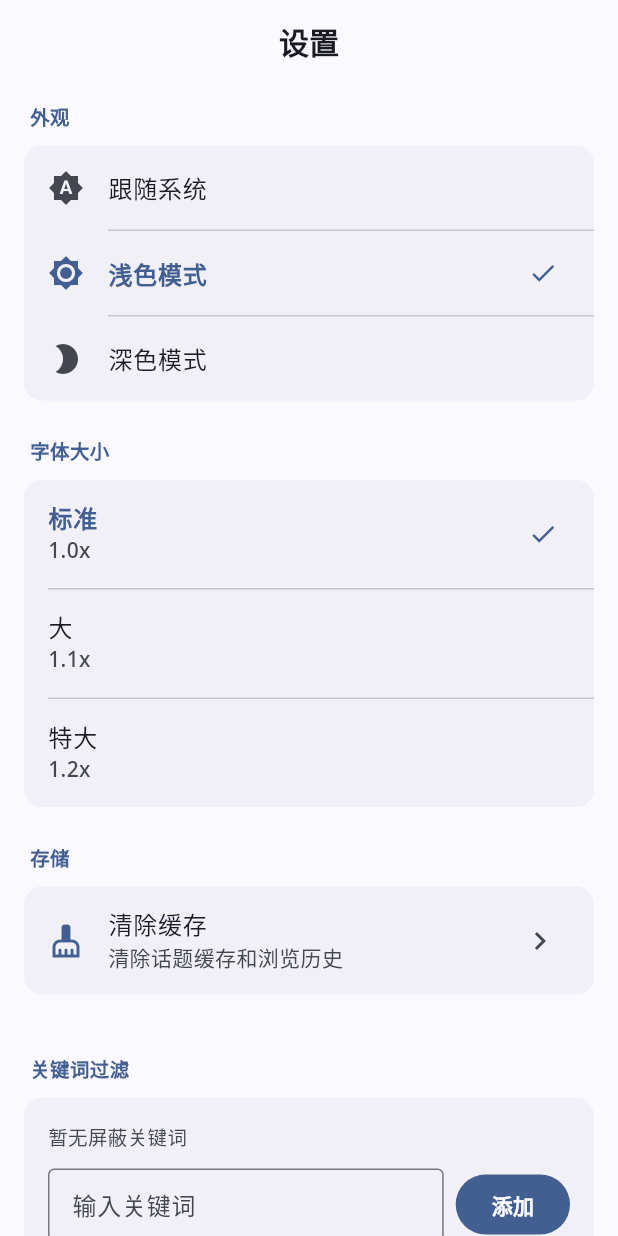
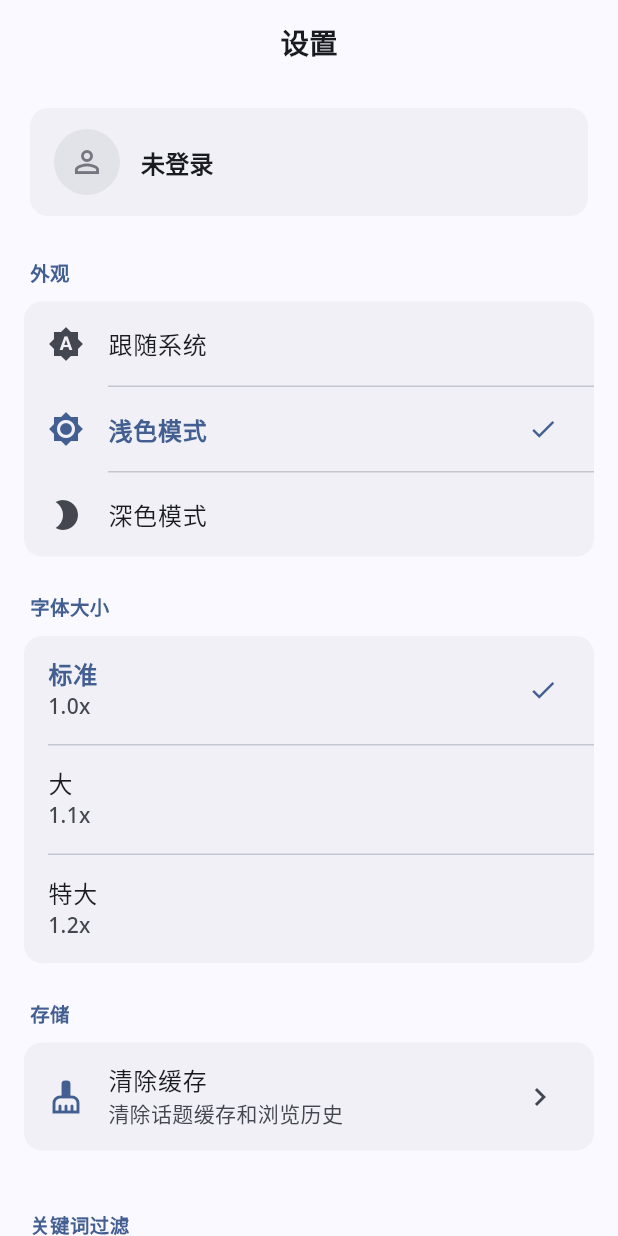
Before and after one commit to Li-Qifeng/fluxex, a Flutter app: the SettingsScreen screen opened by its route, after a tap on "浅色模式", on a phone screen of 412 x 824 dp. Run offline on Flutter 3.47's test engine with Material 3 defaults, Android fonts, the phone set to English and light mode, and no system bars; drawn by our look-alikes of dynamic_color; our stand-ins replace cached_network_image, cookie_jar, dio, dio_cookie_manager, emoji_picker_flutter, file_picker and 13 more; missing offline and left inert: flutter_displaymode, flutter_inappwebview, liquid_glass_widgets; accounts and stored records are empty; network calls fail.

Commit message:
fix: 5项核心体验修复
- g1: Dock栏tabWidth改为null(expand模式)居中铺满
- g2: 全局AppBar透明+topic_detail/home高端口毛玻璃backdrop filter
- g3: 楼层跳转兜底方案(比例估算+延迟重试ensureVisible)
- g4: 设置页面顶部显示登录用户信息卡片+退出按钮
- g5: Dock液态玻璃参数调优(thin28/blur16/低色差)

```diff
--- a/lib/app.dart
+++ b/lib/app.dart
@@ -174,8 +174,14 @@ class _V2exAppState extends ConsumerState<V2exApp> {
     return base.copyWith(
       textTheme: textTheme,
       appBarTheme: base.appBarTheme.copyWith(
+        centerTitle: true,
+        elevation: 0,
+        scrolledUnderElevation: 0,
+        backgroundColor: colorScheme.surface.withValues(alpha: 0.0),
+        surfaceTintColor: Colors.transparent,
+        shadowColor: Colors.transparent,
         titleTextStyle: GoogleFonts.notoSans(
-          fontSize: 20,
+          fontSize: 19,
           fontWeight: FontWeight.w600,
           color: colorScheme.onSurface,
         ),
@@ -245,6 +251,7 @@ class ScaffoldWithNavBar extends ConsumerWidget {
     if (location.startsWith('/profile')) currentIndex = 3;
 
     return Scaffold(
+      extendBody: true,
       body: ConstrainedContent(child: child),
       bottomNavigationBar: GlassBottomBar(
         selectedIndex: currentIndex,
@@ -256,40 +263,40 @@ class ScaffoldWithNavBar extends ConsumerWidget {
             case 3: context.go('/profile');
           }
         },
-        tabWidth: 64,
-        barHeight: 64,
-        barBorderRadius: 28,
-        horizontalPadding: 12,
-        verticalPadding: 8,
+        tabWidth: null,
+        barHeight: 60,
+        barBorderRadius: 32,
+        horizontalPadding: 16,
+        verticalPadding: 10,
         enableBlend: true,
-        blendAmount: 16,
+        blendAmount: 12,
         showIndicator: true,
-        indicatorExpansion: 12,
-        magnification: 1.12,
-        innerBlur: 0.8,
+        indicatorExpansion: 8,
+        magnification: 1.08,
+        innerBlur: 1.5,
         maskingQuality: MaskingQuality.high,
         interactionBehavior: GlassInteractionBehavior.full,
-        pressScale: 1.08,
+        pressScale: 1.04,
         settings: const LiquidGlassSettings(
-          thickness: 42,
-          blur: 6,
-          refractiveIndex: 1.5,
-          chromaticAberration: 0.25,
-          lightIntensity: 0.85,
-          saturation: 0.9,
-          ambientStrength: 1.2,
-          lightAngle: 2.356,
-          glassColor: Color.from(alpha: 0.08, red: 1, green: 1, blue: 1),
+          thickness: 28,
+          blur: 16,
+          refractiveIndex: 1.45,
+          chromaticAberration: 0.06,
+          lightIntensity: 0.45,
+          saturation: 0.85,
+          ambientStrength: 0.25,
+          lightAngle: 2.5,
+          glassColor: Color.from(alpha: 0.18, red: 1, green: 1, blue: 1),
         ),
         indicatorSettings: const LiquidGlassSettings(
-          glassColor: Color.from(alpha: 0.22, red: 1, green: 1, blue: 1),
-          saturation: 1.8,
-          refractiveIndex: 1.15,
-          thickness: 20,
-          lightIntensity: 2.5,
-          chromaticAberration: 0.45,
-          blur: 0,
-          lightAngle: 2.356,
+          glassColor: Color.from(alpha: 0.35, red: 1, green: 1, blue: 1),
+          saturation: 1.4,
+          refractiveIndex: 1.25,
+          thickness: 22,
+          lightIntensity: 1.8,
+          chromaticAberration: 0.15,
+          blur: 2,
+          lightAngle: 2.5,
         ),
         tabs: [
           GlassBottomBarTab(
--- a/lib/screens/home_screen.dart
+++ b/lib/screens/home_screen.dart
@@ -1,6 +1,7 @@
+import 'dart:ui';
 import 'package:flutter/material.dart';
+import 'package:flutter_riverpod/flutter_riverpod.dart';
 import 'package:flutter/services.dart';
-import 'package:flutter_riverpod/flutter_riverpod.dart';
 import 'package:go_router/go_router.dart';
 import 'package:liquid_glass_widgets/liquid_glass_widgets.dart';
 import '../models/topic_list_result.dart';
@@ -127,6 +128,9 @@ class _HomeScreenState extends ConsumerState<HomeScreen>
             return EmptyState(onRetry: onRefresh);
           }
           return ListView.builder(
+            padding: EdgeInsets.only(
+              top: MediaQuery.paddingOf(context).top + kToolbarHeight + 48,
+            ),
             itemCount: filteredTopics.length + (result.fromCache ? 1 : 0) + 1,
             itemBuilder: (context, index) {
               if (result.fromCache && index == 0) {
@@ -189,6 +193,7 @@ class _HomeScreenState extends ConsumerState<HomeScreen>
         }
       },
       child: Scaffold(
+        extendBodyBehindAppBar: true,
         appBar: AppBar(
           title: const Text('V2EX'),
           centerTitle: true,
@@ -238,6 +243,22 @@ class _HomeScreenState extends ConsumerState<HomeScreen>
               ),
             ),
           ),
+          flexibleSpace: ClipRect(
+            child: BackdropFilter(
+              filter: ImageFilter.blur(sigmaX: 18, sigmaY: 18),
+              child: Container(
+                decoration: BoxDecoration(
+                  color: Theme.of(context).colorScheme.surface.withValues(alpha: 0.55),
+                  border: Border(
+                    bottom: BorderSide(
+                      color: Theme.of(context).colorScheme.outline.withValues(alpha: 0.1),
+                      width: 0.5,
+                    ),
+                  ),
+                ),
+              ),
+            ),
+          ),
         ),
         body: RefreshIndicator(
           onRefresh: () async {
--- a/lib/screens/settings_screen.dart
+++ b/lib/screens/settings_screen.dart
@@ -1,6 +1,7 @@
 import 'package:flutter/material.dart';
 import 'package:flutter_riverpod/flutter_riverpod.dart';
 import 'package:package_info_plus/package_info_plus.dart';
+import '../providers/auth_provider.dart';
 import '../providers/settings_provider.dart';
 import '../utils/app_toast.dart';
 import '../utils/db_helper.dart';
@@ -34,6 +35,66 @@ class _SettingsScreenState extends ConsumerState<SettingsScreen> {
       ),
       body: ListView(
         children: [
+          // 用户信息卡片
+          Consumer(
+            builder: (context, ref, child) {
+              final auth = ref.watch(authProvider);
+              return Padding(
+                padding: const EdgeInsets.fromLTRB(16, 12, 16, 4),
+                child: Card(
+                  elevation: 0,
+                  color: cs.surfaceContainerHighest.withValues(alpha: 0.4),
+                  child: Padding(
+                    padding: const EdgeInsets.symmetric(horizontal: 16, vertical: 14),
+                    child: Row(
+                      children: [
+                        CircleAvatar(
+                          radius: 22,
+                          backgroundColor: auth.isLoggedIn ? cs.primaryContainer : cs.surfaceContainerHighest,
+                          child: Icon(
+                            auth.isLoggedIn ? Icons.person : Icons.person_outline,
+                            color: auth.isLoggedIn ? cs.onPrimaryContainer : cs.outline,
+                          ),
+                        ),
+                        const SizedBox(width: 14),
+                        Expanded(
+                          child: Column(
+                            crossAxisAlignment: CrossAxisAlignment.start,
+                            children: [
+                              Text(
+                                auth.isLoggedIn ? (auth.username ?? '已登录') : '未登录',
+                                style: Theme.of(context).textTheme.titleMedium?.copyWith(
+                                  fontWeight: FontWeight.w600,
+                                ),
+                              ),
+                              if (auth.username != null)
+                                Text(
+                                  auth.username!,
+                                  style: TextStyle(
+                                    fontSize: 13,
+                                    color: cs.onSurfaceVariant,
+                                  ),
+                                ),
+                            ],
+                          ),
+                        ),
+                        if (auth.isLoggedIn)
+                          IconButton(
+                            icon: const Icon(Icons.logout, size: 20),
+                            color: cs.error,
+                            onPressed: () {
+                              ref.read(authProvider.notifier).logout();
+                              AppToast.success(context, '已退出登录');
+                            },
+                          ),
+                      ],
+                    ),
+                  ),
+                ),
+              );
+            },
+          ),
+          const SizedBox(height: 8),
           // 主题模式
           _SectionTitle(title: '外观', colorScheme: cs),
           Card(
--- a/lib/screens/topic_detail_screen.dart
+++ b/lib/screens/topic_detail_screen.dart
@@ -1,5 +1,6 @@
 import 'dart:async';
 import 'dart:io' show Directory, File;
+import 'dart:ui';
 import 'package:flutter/material.dart';
 import 'package:flutter/cupertino.dart';
 import 'package:flutter_riverpod/flutter_riverpod.dart';
@@ -390,6 +391,29 @@ class _TopicDetailScreenState extends ConsumerState<TopicDetailScreen> {
         curve: Curves.easeInOut,
         alignment: 0.1,
       );
+      return;
+    }
+
+    // Fallback: proportional scroll estimation + retry after build
+    final maxExtent = _scrollController.position.maxScrollExtent;
+    final estimated = ((floor - 1) / _totalReplies) * maxExtent;
+    await _scrollController.animateTo(
+      estimated.clamp(0.0, maxExtent),
+      duration: const Duration(milliseconds: 300),
+      curve: Curves.easeInOut,
+    );
+
+    // Wait for target item to be built by SliverList, then precisely position
+    await Future.delayed(const Duration(milliseconds: 250));
+    if (!mounted) return;
+    final retryKey = _replyKeys[floor];
+    if (retryKey?.currentContext != null) {
+      await Scrollable.ensureVisible(
+        retryKey!.currentContext!,
+        duration: const Duration(milliseconds: 200),
+        curve: Curves.easeInOut,
+        alignment: 0.1,
+      );
     }
   }
 
@@ -598,6 +622,7 @@ class _TopicDetailScreenState extends ConsumerState<TopicDetailScreen> {
     final repliesAsync = ref.watch(topicRepliesProvider(widget.topicId));
 
     return Scaffold(
+      extendBodyBehindAppBar: true,
       appBar: AppBar(
         title: _isSearching
             ? TextField(
@@ -742,6 +767,22 @@ class _TopicDetailScreenState extends ConsumerState<TopicDetailScreen> {
               },
             ),
         ],
+        flexibleSpace: ClipRect(
+          child: BackdropFilter(
+            filter: ImageFilter.blur(sigmaX: 18, sigmaY: 18),
+            child: Container(
+              decoration: BoxDecoration(
+                color: Theme.of(context).colorScheme.surface.withValues(alpha: 0.55),
+                border: Border(
+                  bottom: BorderSide(
+                    color: Theme.of(context).colorScheme.outline.withValues(alpha: 0.1),
+                    width: 0.5,
+                  ),
+                ),
+              ),
+            ),
+          ),
+        ),
       ),
       body: topicAsync.when(
         data: (topic) {
@@ -756,6 +797,11 @@ class _TopicDetailScreenState extends ConsumerState<TopicDetailScreen> {
             child: CustomScrollView(
               controller: _scrollController,
               slivers: [
+                SliverToBoxAdapter(
+                  child: SizedBox(
+                    height: MediaQuery.paddingOf(context).top + kToolbarHeight,
+                  ),
+                ),
                 SliverToBoxAdapter(
                   child: TopicHeader(topic: topic),
                 ),
```
